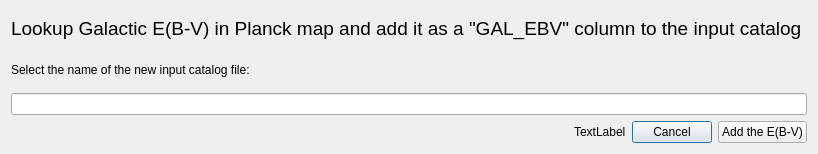
astrorama/Phosphoros, file PhzQtUI/auxdir/PhzQtUI/DialogAddGalEbv.ui: the form before one commit.
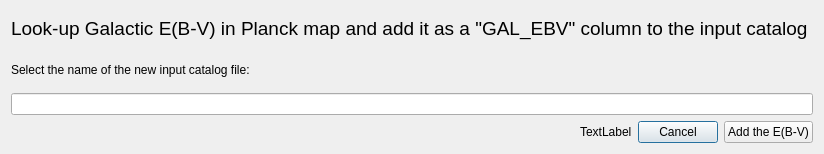
The form after the commit.

Commit message: Add the ModelSetModel on the Analysis Form

Patch:
```diff
--- a/PhzQtUI/auxdir/PhzQtUI/DialogAddGalEbv.ui
+++ b/PhzQtUI/auxdir/PhzQtUI/DialogAddGalEbv.ui
@@ -22,7 +22,7 @@
       </font>
      </property>
      <property name="text">
-      <string>Lookup Galactic E(B-V) in Planck map and add it as a &quot;GAL_EBV&quot; column to the input catalog </string>
+      <string>Look-up Galactic E(B-V) in Planck map and add it as a &quot;GAL_EBV&quot; column to the input catalog </string>
      </property>
     </widget>
    </item>
```
The commit also changes 3 other files.
